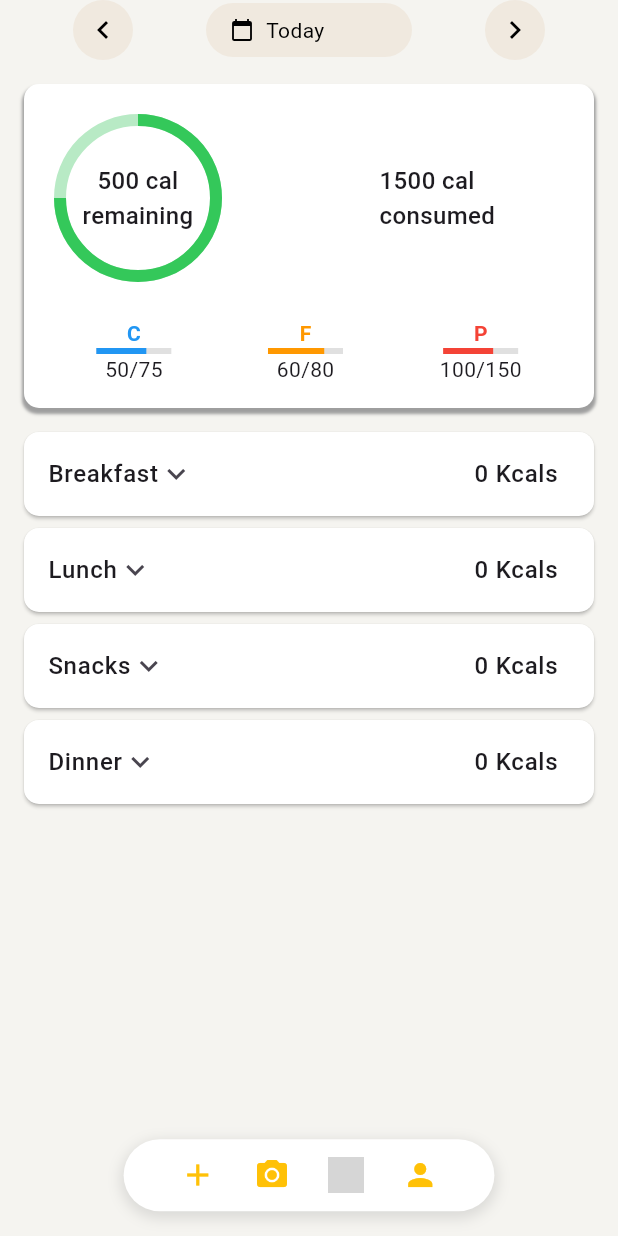
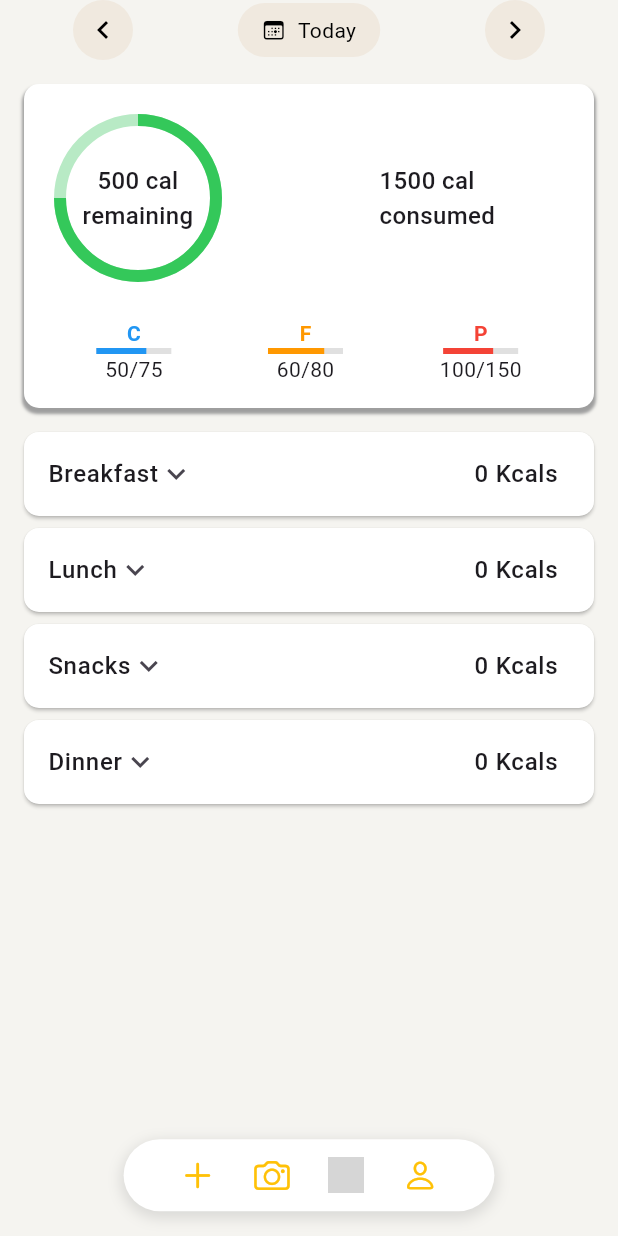
Before and after one commit to Sharathchenna/MacroBalance, a Flutter app: the screen it shows once a user with an empty profile is signed in, on a phone screen of 412 x 824 dp. Run offline on Flutter 3.47's test engine with Material 3 defaults, Android fonts, the phone set to English and light mode, and no system bars; our stand-ins replace camera, flutter_svg, google_fonts, google_generative_ai, google_sign_in, supabase_flutter; missing offline and left inert: supabase_auth_ui; accounts and stored records are empty; grey boxes are pictures that could not be loaded.

```diff
--- a/lib/screens/Dashboard.dart
+++ b/lib/screens/Dashboard.dart
@@ -1,6 +1,8 @@
+import 'package:flutter/cupertino.dart';
 import 'package:flutter/material.dart';
 import 'package:google_fonts/google_fonts.dart';
 import 'package:macrotracker/camera/camera.dart';
+import 'package:cupertino_icons/cupertino_icons.dart';
 
 class Dashboard extends StatefulWidget {
   const Dashboard({super.key});
@@ -56,7 +58,7 @@ class _DashboardState extends State<Dashboard> {
                   children: [
                     Expanded(
                       child: IconButton(
-                        icon: const Icon(Icons.add),
+                        icon: const Icon(CupertinoIcons.add),
                         onPressed: () {
                           // Handle the "add" action
                         },
@@ -65,7 +67,7 @@ class _DashboardState extends State<Dashboard> {
                     ),
                     Expanded(
                       child: IconButton(
-                        icon: const Icon(Icons.camera_alt),
+                        icon: const Icon(CupertinoIcons.camera),
                         onPressed: () {
                           Navigator.push(
                             context,
@@ -87,7 +89,7 @@ class _DashboardState extends State<Dashboard> {
                     ),
                     Expanded(
                       child: IconButton(
-                        icon: const Icon(Icons.person),
+                        icon: const Icon(CupertinoIcons.person),
                         onPressed: () {
                           // Handle the "person" action
                         },
@@ -106,6 +108,8 @@ class _DashboardState extends State<Dashboard> {
 }
 
 class DateNavigatorbar extends StatelessWidget {
+  const DateNavigatorbar({super.key});
+
   @override
   Widget build(BuildContext context) {
     return Container(
@@ -144,24 +148,23 @@ Widget _buildNavigationButton({required IconData icon}) {
 }
 
 Widget _buildTodayButton() {
-  return InkWell(
-    borderRadius: BorderRadius.circular(
-        20.0), // clip the splash effect to rounded corners
+  return Center(
+    child: InkWell(
+      borderRadius: BorderRadius.circular(20.0),
       onTap: () {
-      // Add your logic to go back to the current day
         print('Today button tapped!');
       },
       child: Container(
         padding: EdgeInsets.symmetric(horizontal: 16.0, vertical: 8.0),
         decoration: BoxDecoration(
-        color: Color(0xFFF0E9DF), // Background color of the button
+          color: Color(0xFFF0E9DF),
           borderRadius: BorderRadius.circular(20.0),
         ),
         child: Row(
           mainAxisSize: MainAxisSize.min,
           children: [
             Icon(
-            Icons.calendar_today,
+              CupertinoIcons.calendar_today,
               color: Colors.black,
               size: 16,
             ),
@@ -170,8 +173,10 @@ Widget _buildTodayButton() {
           ],
         ),
       ),
+    ),
   );
 }
+
 
 class CalorieTracker extends StatelessWidget {
   const CalorieTracker({super.key});
@@ -327,8 +332,9 @@ class _MealSectionState extends State<MealSection> {
 
   @override
   Widget build(BuildContext context) {
-    return Container(
-      margin: EdgeInsets.symmetric(horizontal: 16),
+    return SingleChildScrollView(
+      child: Container(
+        margin: const EdgeInsets.symmetric(horizontal: 16),
         child: Column(
           children: [
             _buildMealCard('Breakfast'),
@@ -337,16 +343,15 @@ class _MealSectionState extends State<MealSection> {
             _buildMealCard('Dinner'),
           ],
         ),
+      ),
     );
   }
 
   Widget _buildMealCard(String mealType) {
     return Card(
       color: Colors.white,
-      margin: EdgeInsets.only(bottom: 8),
-      shape: RoundedRectangleBorder(
-        borderRadius: BorderRadius.circular(10),
-      ),
+      margin: const EdgeInsets.only(bottom: 8),
+      shape: RoundedRectangleBorder(borderRadius: BorderRadius.circular(10)),
       child: Column(
         children: [
           ListTile(
@@ -391,21 +396,15 @@ class _MealSectionState extends State<MealSection> {
                 alignment: Alignment.centerLeft,
                 child: TextButton.icon(
                   onPressed: () {
-                    // Add your logic for adding food here
                     print('Add Food button tapped!');
                   },
-                  icon: Icon(Icons.add, color: Colors.blue),
+                  icon: const Icon(Icons.add, color: Colors.blue),
                   label: Text(
                     'Add Food',
                     style: GoogleFonts.roboto(
                       color: Colors.blue,
                       fontSize: 16,
                     ),
-                  ),
-                  style: TextButton.styleFrom(
-                    padding:
-                        EdgeInsets.symmetric(horizontal: 16.0, vertical: 8.0),
-                    backgroundColor: Colors.transparent,
                   ),
                 ),
               ),
```
Also changed, not shown: lib/camera/camera.dart (+39 -12 lines), lib/gemini.dart (+11 -2 lines). Lines whose indentation alone changed are shown as unchanged.
